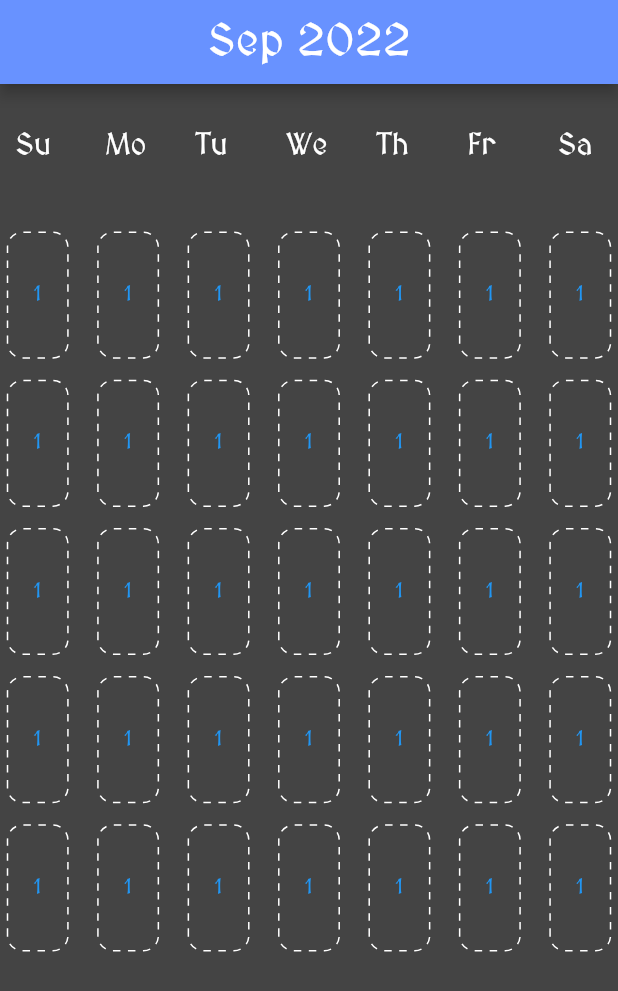
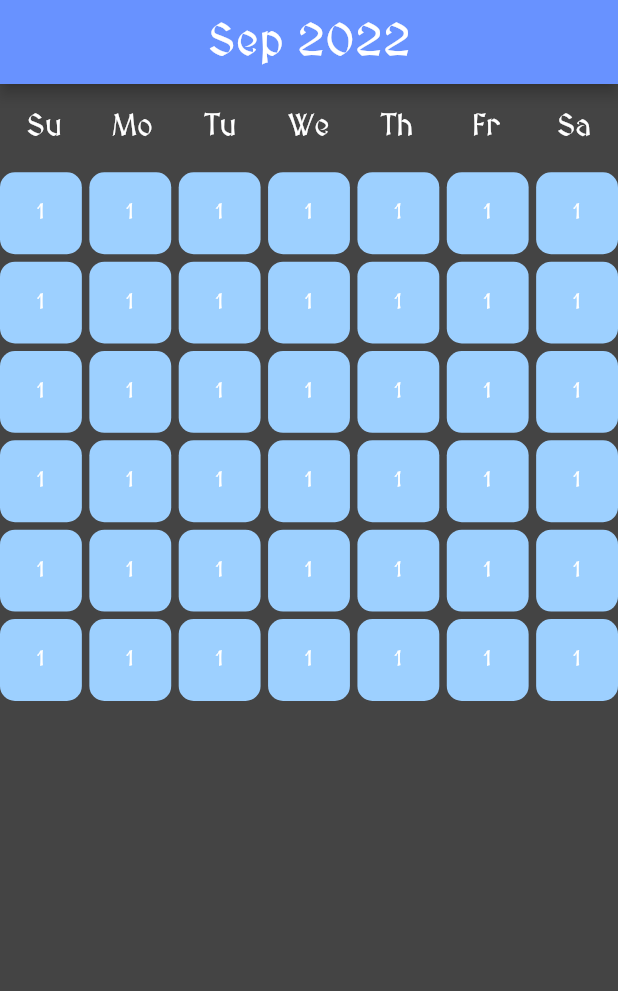
Before and after one commit to AndyCChen/ToDoList_App, a Flutter app: the screen it shows after launch, on a phone screen of 412 x 824 dp. Shown: the top 991 px of the screen. Run offline on Flutter 3.47's test engine with Material 2 defaults, Android fonts, the phone set to English and light mode, and no system bars; drawn by our look-alikes of dotted_border.

Commit message:
aligned top days of the week grid with the bottom grid conainting buttons

```diff
--- a/lib/month_page.dart
+++ b/lib/month_page.dart
@@ -1,5 +1,7 @@
+
+import 'dart:ui';
+
 import 'package:flutter/material.dart';
-import 'package:dotted_border/dotted_border.dart';
 
 class MonthPage extends StatefulWidget {
   final int month, year;
@@ -36,7 +38,7 @@ class _MonthPageState extends State<MonthPage> {
     'Sa',
   ];
 
-  double gridItemPaddingLeftAndRight = 10, gridItemPaddingTopBottom = 30, monthFontSize = 30, dayFontSize = 20;
+  double rowPaddingValue = 15, monthFontSize = 30, dayFontSize = 20;
 
   @override
   Widget build(BuildContext context) {
@@ -48,45 +50,44 @@ class _MonthPageState extends State<MonthPage> {
               style: TextStyle(fontSize: monthFontSize))
       ),
 
-      body: GridView.builder(
+      body: Column (children: <Widget>[
+        GridView.count(
+            crossAxisCount: 7,
+            shrinkWrap: true,
+            children: [
+              for (var day in dayTitle) Center(
+                child: Text(day,
+                  style: TextStyle(
+                    fontSize: dayFontSize,
+                    color: Colors.white),
+                )
+              ),
+            ],
+        ),
+        GridView.builder(
           itemCount: 42,
+          shrinkWrap: true,
           itemBuilder: (context, i) {
-            if (i < 7) {
-              return Container(
-                padding: EdgeInsets.only(right: gridItemPaddingLeftAndRight, left: gridItemPaddingLeftAndRight, top: gridItemPaddingTopBottom, bottom: gridItemPaddingTopBottom),
-                child: Text(dayTitle[i],
-                  style: TextStyle(color: Colors.white, fontSize: dayFontSize),),
-              );
-            }
-
-            return Container(
-              margin: const EdgeInsets.only(left: 5, right: 5),
-              child: DottedBorder(
-                borderType: BorderType.RRect,
-                radius: const Radius.circular(10),
-                dashPattern: const [5, 5],
-                color: Colors.white,
-                strokeWidth: 1,
-                child: Center(
-                  child: TextButton(
+            return TextButton(
               onPressed: () {},
               child: const Text('1'),
               style: TextButton.styleFrom(
                 minimumSize: const Size(double.infinity,  double.infinity),
+                shape: RoundedRectangleBorder(
+                  borderRadius: BorderRadius.circular(10.0),
                 ),
-                  )
-                )
-              )
+                primary: Colors.white,
+                backgroundColor: const Color.fromRGBO(157, 208, 255, 1.0),
+              ),
             );
           },
-
           gridDelegate: const SliverGridDelegateWithFixedCrossAxisCount (
             crossAxisCount: 7,
-            childAspectRatio: 0.6,
-            crossAxisSpacing: 10,
-            mainAxisSpacing: 15,
+            crossAxisSpacing: 5.0,
+            mainAxisSpacing: 5.0,
           )
         ),
+      ])
     );
   }
 }
--- a/pubspec.yaml
+++ b/pubspec.yaml
@@ -34,7 +34,6 @@ dependencies:
   # The following adds the Cupertino Icons font to your application.
   # Use with the CupertinoIcons class for iOS style icons.
   cupertino_icons: ^1.0.2
-  dotted_border: ^2.0.0+2
 
 dev_dependencies:
   flutter_test:
```
Lines whose indentation alone changed are shown as unchanged.
